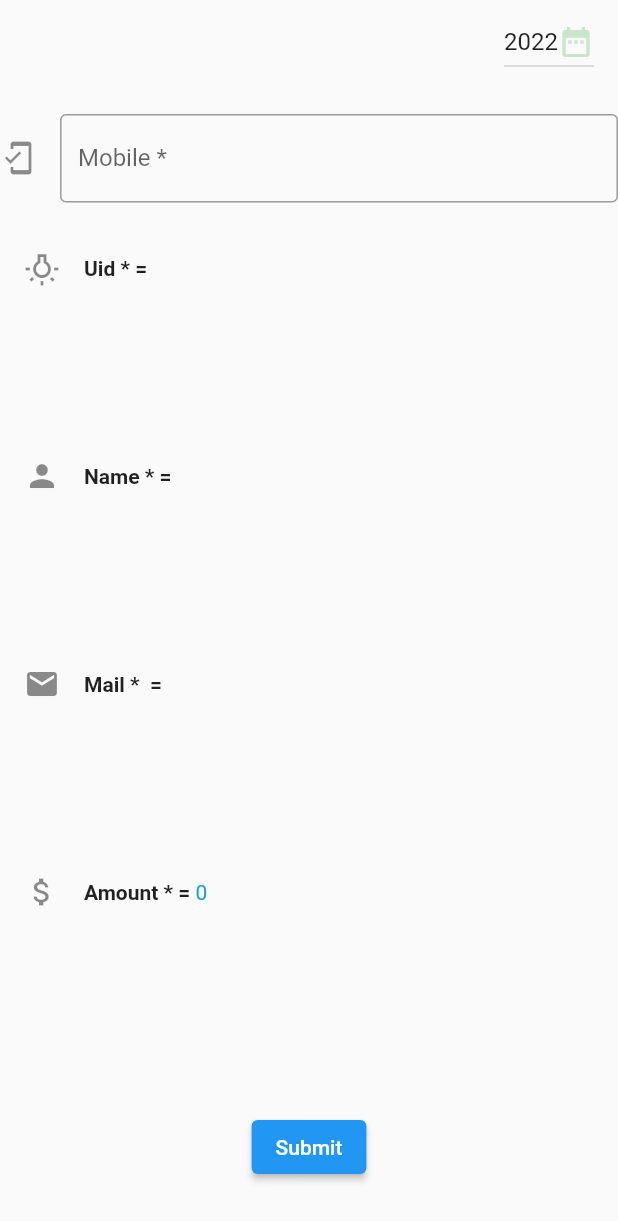
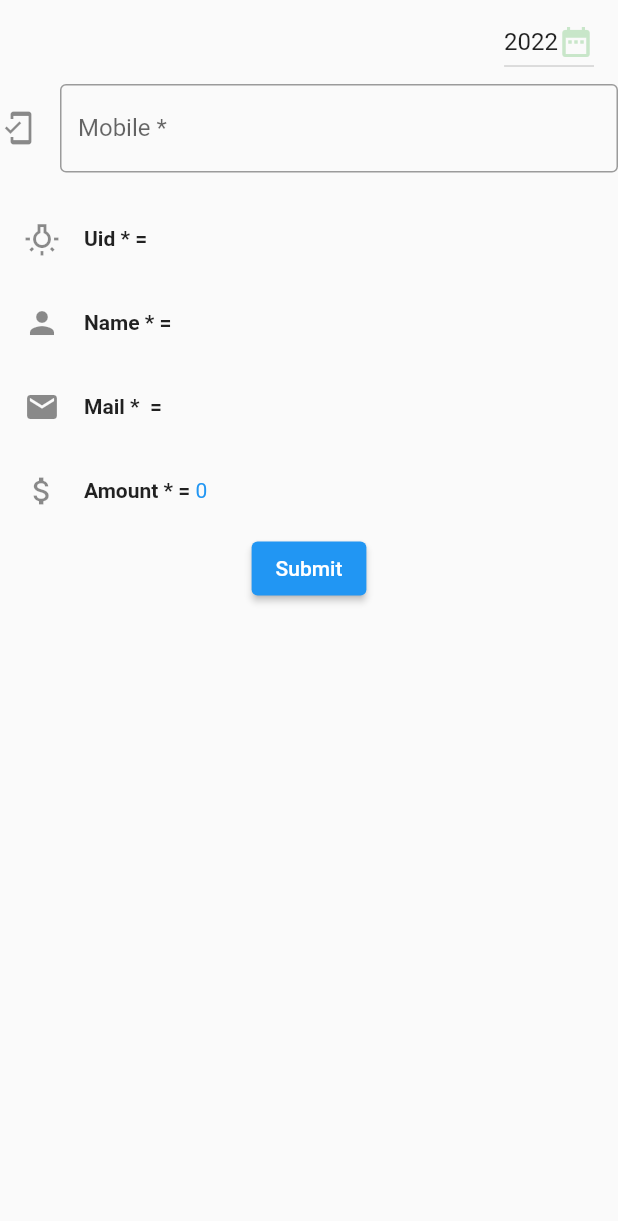
Before and after one commit to chetanshivaji/Gram, a Flutter app: the HouseWaterForm widget shown alone on an empty page, opened directly, on a phone screen of 412 x 824 dp. Shown: the top 1221 px of the screen. Run offline on Flutter 3.47's test engine with Material 2 defaults, Android fonts, the phone set to English and light mode, and no system bars; our stand-ins replace cloud_firestore, firebase_auth, firebase_core, open_file, pdf; missing offline and left inert: flutter_email_sender, telephony; accounts and stored records are empty.

Commit message:
alignment and padding changed

```diff
--- a/lib/screens/in.dart
+++ b/lib/screens/in.dart
@@ -301,9 +301,7 @@ class HouseWaterFormState extends State<HouseWaterForm> {
         crossAxisAlignment: CrossAxisAlignment.start,
         children: [
           getYearTile(clrGreen),
-          Padding(
-            padding: EdgeInsets.only(top: 20),
-          ),
+          //getPadding(),
           TextFormField(
             controller: _textController_mobile,
             keyboardType: TextInputType.number,
@@ -366,34 +364,15 @@ class HouseWaterFormState extends State<HouseWaterForm> {
               ),
             ),
           ),
-          Expanded(
-            child: getListTile(
-                Icon(Icons.wb_incandescent_outlined), labelUid, uid),
-          ),
-          Padding(
-            padding: EdgeInsets.only(top: 20),
-          ),
-          Expanded(
-            child: getListTile(Icon(Icons.person), labelName, name),
-          ),
-          Padding(
-            padding: EdgeInsets.only(top: 20),
-          ),
-          Expanded(
-            child: getListTile(Icon(Icons.mail), labelEmail, email),
-          ),
-          Padding(
-            padding: EdgeInsets.only(top: 20),
-          ),
-          Expanded(
-            child: getListTile(
-                Icon(Icons.attach_money), labelAmount, amount.toString()),
-          ),
-          Padding(
-            padding: EdgeInsets.only(top: 20),
-          ),
-          Expanded(
-            child: Center(
+          getListTile(Icon(Icons.wb_incandescent_outlined), labelUid, uid),
+          //getPadding(),
+          getListTile(Icon(Icons.person), labelName, name),
+          //getPadding(),
+          getListTile(Icon(Icons.mail), labelEmail, email),
+          //getPadding(),
+          getListTile(Icon(Icons.attach_money), labelAmount, amount.toString()),
+          //getPadding(),
+          Center(
             child: ElevatedButton(
               onPressed: () async {
                 String inTypeSubmit = "";
@@ -539,7 +518,6 @@ $registeredName
               ),
             ),
           ),
-          ),
         ],
       ),
     );
@@ -578,12 +556,8 @@ class ExtraIncomeFormState extends State<ExtraIncomeForm> {
       child: Column(
         crossAxisAlignment: CrossAxisAlignment.start,
         children: [
-          Padding(
-            padding: EdgeInsets.only(top: 20),
-          ),
-          Padding(
-            padding: EdgeInsets.only(top: 20),
-          ),
+          getPadding(),
+          //getPadding(),
           Expanded(
             child: TextFormField(
               decoration: InputDecoration(
@@ -623,9 +597,7 @@ class ExtraIncomeFormState extends State<ExtraIncomeForm> {
               },
             ),
           ),
-          Padding(
-            padding: EdgeInsets.only(top: 20),
-          ),
+          //getPadding(),
           Expanded(
             child: Center(
               child: ElevatedButton(
--- a/lib/util.dart
+++ b/lib/util.dart
@@ -245,6 +245,12 @@ var items = [
   "2023",
 ];
 
+Widget getPadding() {
+  return Padding(
+    padding: EdgeInsets.only(top: 20),
+  );
+}
+
 class yearTile extends StatefulWidget {
   Color clr = Colors.blue;
   yearTile({Key? key, this.clr = Colors.blue}) : super(key: key);
```
Lines whose indentation alone changed are shown as unchanged.
